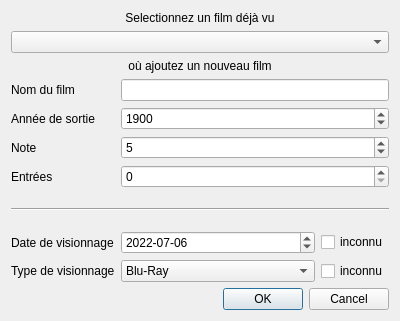
Before: the Qt Designer form Dialogs/AddViewDialog.ui in AmbreM71/MovieManager, drawn with Qt 5.
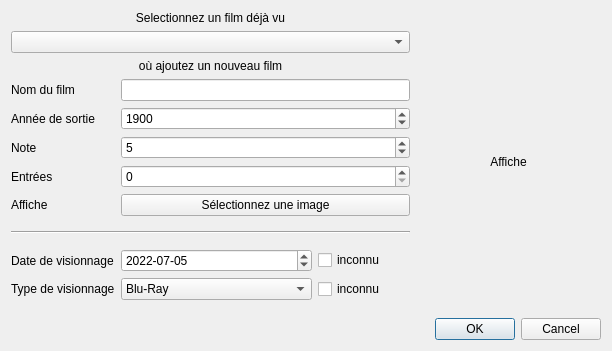
After: the same form once the commit is applied.

Commit message: Add UI in add view to choose a poster

Patch:
```diff
--- a/Dialogs/AddViewDialog.ui
+++ b/Dialogs/AddViewDialog.ui
@@ -6,8 +6,8 @@
    <rect>
     <x>0</x>
     <y>0</y>
-    <width>400</width>
-    <height>321</height>
+    <width>612</width>
+    <height>351</height>
    </rect>
   </property>
   <property name="windowTitle">
@@ -17,82 +17,26 @@
    <bool>true</bool>
   </property>
   <layout class="QGridLayout" name="gridLayout">
-   <item row="11" column="1" colspan="3">
-    <widget class="QComboBox" name="ViewTypeComboBox">
-     <property name="frame">
-      <bool>true</bool>
+   <item row="10" column="0" colspan="3">
+    <spacer name="LowerVerticalSpacer_2">
+     <property name="orientation">
+      <enum>Qt::Vertical</enum>
      </property>
-     <item>
-      <property name="text">
-       <string>Blu-Ray</string>
-      </property>
-     </item>
-     <item>
-      <property name="text">
-       <string>Cinéma</string>
-      </property>
-     </item>
-     <item>
-      <property name="text">
-       <string>DVD</string>
-      </property>
-     </item>
-     <item>
-      <property name="text">
-       <string>Streaming</string>
-      </property>
-     </item>
-     <item>
-      <property name="text">
-       <string>Téléchargement</string>
-      </property>
-     </item>
-     <item>
-      <property name="text">
-       <string>VHS</string>
-      </property>
-     </item>
-     <item>
-      <property name="text">
-       <string>Autre support physique</string>
-      </property>
-     </item>
-    </widget>
+     <property name="sizeHint" stdset="0">
+      <size>
+       <width>20</width>
+       <height>40</height>
+      </size>
+     </property>
+    </spacer>
    </item>
    <item row="11" column="0">
-    <widget class="QLabel" name="MovieViewTypeLabel">
-     <property name="text">
-      <string>Type de visionnage</string>
-     </property>
-    </widget>
-   </item>
-   <item row="10" column="0">
     <widget class="QLabel" name="MovieViewDateLabel">
      <property name="text">
       <string>Date de visionnage</string>
      </property>
     </widget>
    </item>
-   <item row="7" column="0" colspan="3">
-    <spacer name="UpperVerticalSpacer">
-     <property name="orientation">
-      <enum>Qt::Vertical</enum>
-     </property>
-     <property name="sizeHint" stdset="0">
-      <size>
-       <width>20</width>
-       <height>40</height>
-      </size>
-     </property>
-    </spacer>
-   </item>
-   <item row="4" column="0">
-    <widget class="QLabel" name="MovieReleaseYearLabel">
-     <property name="text">
-      <string>Année de sortie</string>
-     </property>
-    </widget>
-   </item>
    <item row="3" column="0">
     <widget class="QLabel" name="MovieNameLabel">
      <property name="text">
@@ -107,8 +51,8 @@
      </property>
     </widget>
    </item>
-   <item row="9" column="0" colspan="3">
-    <spacer name="LowerVerticalSpacer_2">
+   <item row="8" column="0" colspan="3">
+    <spacer name="UpperVerticalSpacer">
      <property name="orientation">
       <enum>Qt::Vertical</enum>
      </property>
@@ -120,6 +64,20 @@
      </property>
     </spacer>
    </item>
+   <item row="4" column="0">
+    <widget class="QLabel" name="MovieReleaseYearLabel">
+     <property name="text">
+      <string>Année de sortie</string>
+     </property>
+    </widget>
+   </item>
+   <item row="12" column="0">
+    <widget class="QLabel" name="MovieViewTypeLabel">
+     <property name="text">
+      <string>Type de visionnage</string>
+     </property>
+    </widget>
+   </item>
    <item row="6" column="0">
     <widget class="QLabel" name="EntriesLabel">
      <property name="text">
@@ -127,21 +85,27 @@
      </property>
     </widget>
    </item>
-   <item row="11" column="4">
-    <widget class="QCheckBox" name="UnknownViewTypeCheckbox">
+   <item row="7" column="0">
+    <widget class="QLabel" name="PosterTextLabel">
      <property name="text">
-      <string>inconnu</string>
+      <string>Affiche</string>
      </property>
     </widget>
    </item>
-   <item row="6" column="1" colspan="4">
-    <widget class="QSpinBox" name="EntriesInput">
-     <property name="maximum">
-      <number>100000000</number>
+   <item row="15" column="0" colspan="6">
+    <widget class="QDialogButtonBox" name="ButtonBox">
+     <property name="orientation">
+      <enum>Qt::Horizontal</enum>
      </property>
+     <property name="standardButtons">
+      <set>QDialogButtonBox::Cancel|QDialogButtonBox::Ok</set>
+     </property>
+     <property name="centerButtons">
+      <bool>false</bool>
+     </property>
     </widget>
    </item>
-   <item row="5" column="1" colspan="4">
+   <item row="5" column="1" colspan="3">
     <widget class="QSpinBox" name="MovieRatingInput">
      <property name="maximum">
       <number>10</number>
@@ -151,7 +115,14 @@
      </property>
     </widget>
    </item>
-   <item row="4" column="1" colspan="4">
+   <item row="6" column="1" colspan="3">
+    <widget class="QSpinBox" name="EntriesInput">
+     <property name="maximum">
+      <number>100000000</number>
+     </property>
+    </widget>
+   </item>
+   <item row="4" column="1" colspan="3">
     <widget class="QSpinBox" name="MovieReleaseYearInput">
      <property name="minimum">
       <number>1870</number>
@@ -164,17 +135,27 @@
      </property>
     </widget>
    </item>
-   <item row="3" column="1" colspan="4">
+   <item row="3" column="1" colspan="3">
     <widget class="QLineEdit" name="MovieNameInput"/>
    </item>
-   <item row="1" column="0" colspan="5">
+   <item row="2" column="0" colspan="4">
+    <widget class="QLabel" name="NewMovieLabel">
+     <property name="text">
+      <string>où ajoutez un nouveau film</string>
+     </property>
+     <property name="alignment">
+      <set>Qt::AlignCenter</set>
+     </property>
+    </widget>
+   </item>
+   <item row="1" column="0" colspan="4">
     <widget class="QComboBox" name="ExistingMoviesComboBox">
      <property name="focusPolicy">
       <enum>Qt::NoFocus</enum>
      </property>
     </widget>
    </item>
-   <item row="0" column="0" colspan="5">
+   <item row="0" column="0" colspan="4">
     <widget class="QLabel" name="SelectMovieLabel">
      <property name="layoutDirection">
       <enum>Qt::LeftToRight</enum>
@@ -187,31 +168,14 @@
      </property>
     </widget>
    </item>
-   <item row="2" column="0" colspan="5">
-    <widget class="QLabel" name="NewMovieLabel">
+   <item row="7" column="1" colspan="3">
+    <widget class="QPushButton" name="PosterButton">
      <property name="text">
-      <string>où ajoutez un nouveau film</string>
+      <string>Sélectionnez une image</string>
      </property>
-     <property name="alignment">
-      <set>Qt::AlignCenter</set>
-     </property>
     </widget>
    </item>
-   <item row="8" column="0" colspan="5">
-    <widget class="Line" name="SeparationLine">
-     <property name="orientation">
-      <enum>Qt::Horizontal</enum>
-     </property>
-    </widget>
-   </item>
-   <item row="10" column="4">
-    <widget class="QCheckBox" name="UnknownViewDateCheckbox">
-     <property name="text">
-      <string>inconnu</string>
-     </property>
-    </widget>
-   </item>
-   <item row="10" column="1" colspan="3">
+   <item row="11" column="1" colspan="2">
     <widget class="QDateEdit" name="MovieViewDateInput">
      <property name="dateTime">
       <datetime>
@@ -220,7 +184,7 @@
        <second>0</second>
        <year>2022</year>
        <month>7</month>
-       <day>6</day>
+       <day>5</day>
       </datetime>
      </property>
      <property name="maximumDateTime">
@@ -240,7 +204,7 @@
        <second>0</second>
        <year>1899</year>
        <month>12</month>
-       <day>31</day>
+       <day>30</day>
       </datetime>
      </property>
      <property name="displayFormat">
@@ -248,16 +212,76 @@
      </property>
     </widget>
    </item>
-   <item row="14" column="0" colspan="5">
-    <widget class="QDialogButtonBox" name="ButtonBox">
+   <item row="12" column="1" colspan="2">
+    <widget class="QComboBox" name="ViewTypeComboBox">
+     <property name="frame">
+      <bool>true</bool>
+     </property>
+     <item>
+      <property name="text">
+       <string>Blu-Ray</string>
+      </property>
+     </item>
+     <item>
+      <property name="text">
+       <string>Cinéma</string>
+      </property>
+     </item>
+     <item>
+      <property name="text">
+       <string>DVD</string>
+      </property>
+     </item>
+     <item>
+      <property name="text">
+       <string>Streaming</string>
+      </property>
+     </item>
+     <item>
+      <property name="text">
+       <string>Téléchargement</string>
+      </property>
+     </item>
+     <item>
+      <property name="text">
+       <string>VHS</string>
+      </property>
+     </item>
+     <item>
+      <property name="text">
+       <string>Autre support physique</string>
+      </property>
+     </item>
+    </widget>
+   </item>
+   <item row="12" column="3">
+    <widget class="QCheckBox" name="UnknownViewTypeCheckbox">
+     <property name="text">
+      <string>inconnu</string>
+     </property>
+    </widget>
+   </item>
+   <item row="11" column="3">
+    <widget class="QCheckBox" name="UnknownViewDateCheckbox">
+     <property name="text">
+      <string>inconnu</string>
+     </property>
+    </widget>
+   </item>
+   <item row="9" column="0" colspan="4">
+    <widget class="Line" name="SeparationLine">
      <property name="orientation">
       <enum>Qt::Horizontal</enum>
      </property>
-     <property name="standardButtons">
-      <set>QDialogButtonBox::Cancel|QDialogButtonBox::Ok</set>
+    </widget>
+   </item>
+   <item row="0" column="4" rowspan="15" colspan="2">
+    <widget class="QLabel" name="PosterLabel">
+     <property name="text">
+      <string>Affiche</string>
      </property>
-     <property name="centerButtons">
-      <bool>false</bool>
+     <property name="alignment">
+      <set>Qt::AlignCenter</set>
      </property>
     </widget>
    </item>
```
The commit also changes 5 other files.
